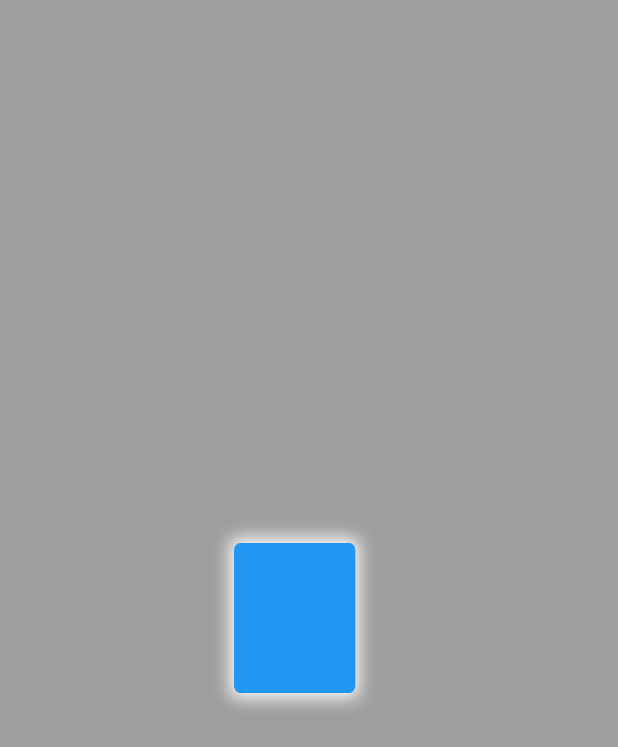
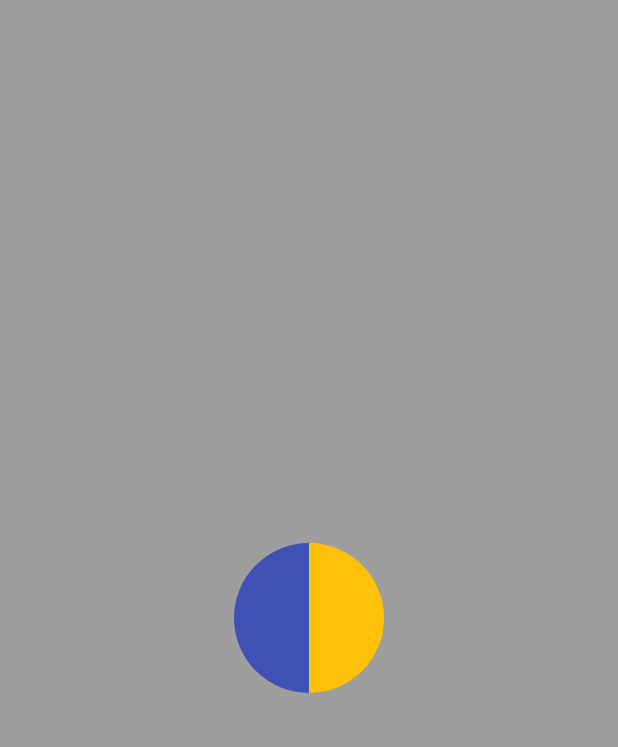
Before and after one commit to master-abhay/flutter_ui_challenges, a Flutter app: the screen it shows after launch, on a phone screen of 412 x 824 dp. Shown: the top 747 px of the screen. Run offline on Flutter 3.47's test engine with Material 3 defaults, Android fonts, the phone set to English and light mode, and no system bars.

Commit message:
clip path ui done

```diff
--- a/lib/main.dart
+++ b/lib/main.dart
@@ -1,5 +1,5 @@
 import 'package:flutter/material.dart';
-import 'package:ui_challenge_1/views/animation_tutorial_1.dart';
+import 'package:ui_challenge_1/views/views.dart';
 
 void main() {
   runApp(const MyApp());
@@ -20,7 +20,7 @@ class MyApp extends StatelessWidget {
         scaffoldBackgroundColor: Colors.grey,
         colorScheme: ColorScheme.fromSeed(seedColor: Colors.grey),
       ),
-      home: AnimationTutorial1(),
+      home: AnimationTutorial2(),
     );
   }
 }
--- a/lib/views/animation_tutorial_1.dart
+++ b/lib/views/animation_tutorial_1.dart
@@ -39,6 +39,7 @@ class _AnimationTutorial1State extends State<AnimationTutorial1> with SingleTick
           animation: _animationController,
           builder: (context,child){
             return Transform(
+              alignment: Alignment.center,
               transform: Matrix4.identity()..rotateY(_animation.value),
               child: Container(
                 width: 100,
--- /dev/null
+++ b/lib/views/animation_tutorial_2.dart
@@ -0,0 +1,77 @@
+import 'package:flutter/material.dart';
+
+class AnimationTutorial2 extends StatefulWidget {
+  const AnimationTutorial2({super.key});
+
+  @override
+  State<AnimationTutorial2> createState() => _AnimationTutorial2State();
+}
+
+enum CircleSide { left, right }
+
+extension ToPath on CircleSide {
+  Path toPath(Size size) {
+    final path = Path();
+
+    late Offset offset;
+    late bool clockwise;
+
+    switch (this) {
+      case CircleSide.left:
+        path.moveTo(size.width, 0);
+        offset = Offset(size.width, size.height);
+        clockwise = false;
+      case CircleSide.right:
+        offset = Offset(0, size.height);
+        clockwise = true;
+    }
+
+    /// draw arc
+    path.arcToPoint(
+      offset,
+      radius: Radius.elliptical(size.width / 2, size.height / 2),
+      clockwise: clockwise,
+    );
+
+    path.close();
+    return path;
+  }
+}
+
+class HalfCircleClipper extends CustomClipper<Path> {
+  final CircleSide side;
+
+  const HalfCircleClipper({required this.side});
+
+  @override
+  getClip(Size size) => side.toPath(size);
+
+  @override
+  bool shouldReclip(covariant CustomClipper<dynamic> oldClipper) => true;
+}
+
+class _AnimationTutorial2State extends State<AnimationTutorial2> {
+  @override
+  Widget build(BuildContext context) {
+    return Scaffold(body: Center(child: _buildUi()));
+  }
+
+  Widget _buildUi() {
+    return Row(
+      mainAxisAlignment: MainAxisAlignment.center,
+      children: [
+        /// left half circle
+        ClipPath(
+          clipper: HalfCircleClipper(side: CircleSide.left),
+          child: Container(width: 100, height: 100, color: Colors.indigo),
+        ),
+
+        /// right half circle
+        ClipPath(
+          clipper: HalfCircleClipper(side: CircleSide.right),
+          child: Container(width: 100, height: 100, color: Colors.amber),
+        ),
+      ],
+    );
+  }
+}
--- a/lib/views/views.dart
+++ b/lib/views/views.dart
@@ -1 +1,2 @@
 export 'animation_tutorial_1.dart';
+export 'animation_tutorial_2.dart';
```
